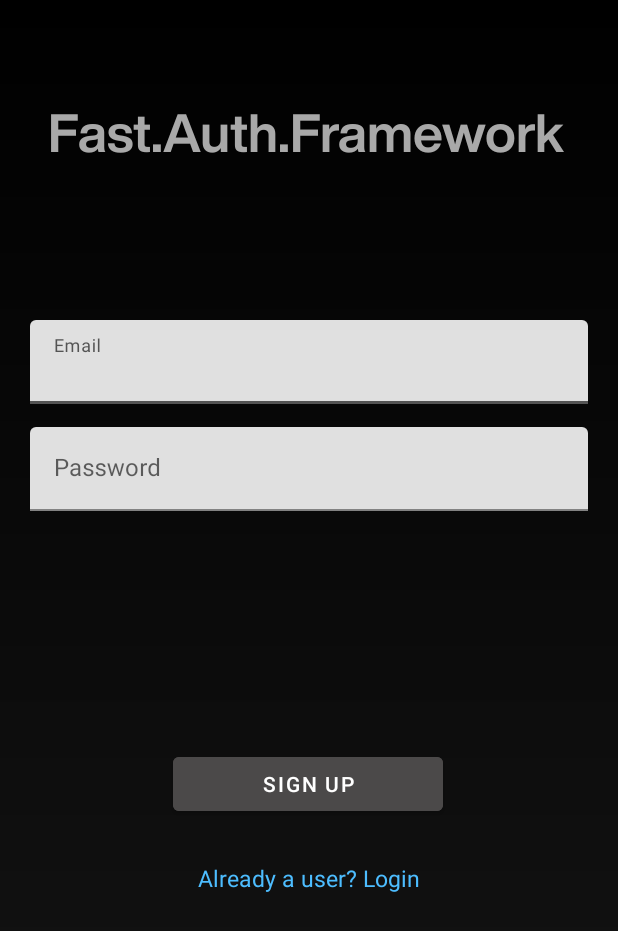
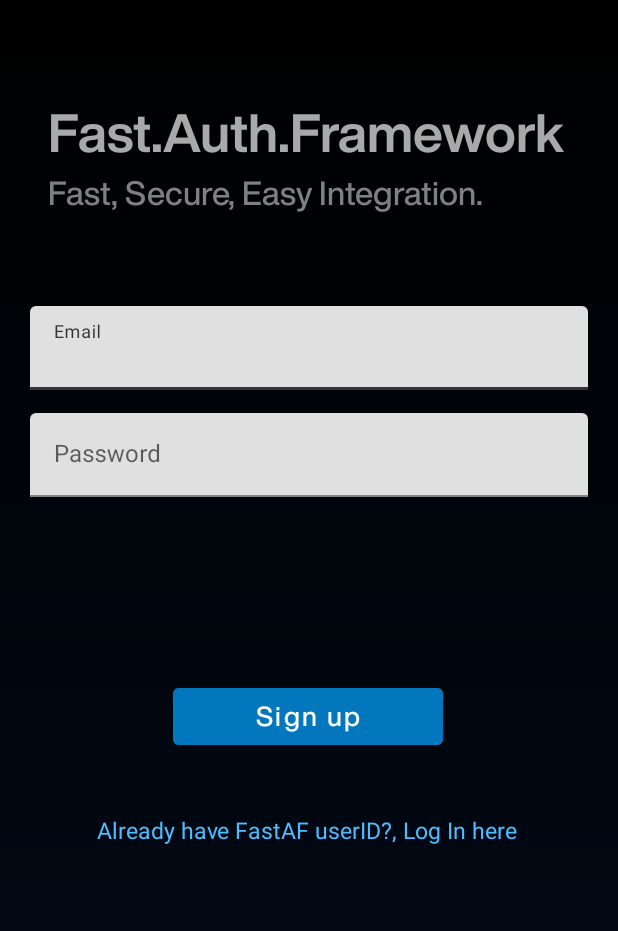
Before and after one commit to arpitmx/FastAF-Mobile, an Android app: the screen it shows after launch (AuthActivity), on a phone screen of 412 x 824 dp. Shown: the top 931 px of the screen. Run offline under Robolectric (Android 15) with nearby library versions, the phone set to English and light mode, and no system bars; our stand-ins replace Firebase (no records; nobody signed in at launch, a user with empty details on screens opened directly), Timber.

Commit message:
new updates

```diff
--- a/app/src/main/java/com/ncs/fastafmobile/AuthActivity.kt
+++ b/app/src/main/java/com/ncs/fastafmobile/AuthActivity.kt
@@ -69,9 +69,12 @@ class AuthActivity : AppCompatActivity() {
         binding.changeType.setOnClickListener{
             if (signup==true){
                 binding.nextButton.text = "Login"
+                binding.changeType.text = "Not have FastAF userID?, Sign In here"
                 signup = false
             }else {
                 binding.nextButton.text = "Sign Up"
+                binding.changeType.text = "Already have FastAF userID?, Log In here"
+
                 signup = true
             }}
 
--- /dev/null
+++ b/app/src/main/java/com/ncs/fastafmobile/UserData.kt
@@ -0,0 +1,4 @@
+package com.ncs.fastafmobile
+
+data class UserData(var siteName: Array<String>, var userEmail: Array<String>, var newRequest: Array<Int>) {
+}
--- a/app/src/main/res/anim/rotate_fadein.xml
+++ b/app/src/main/res/anim/rotate_fadein.xml
@@ -9,7 +9,7 @@
         android:interpolator="@android:anim/linear_interpolator"
         android:pivotX="50%"
         android:pivotY="50%"
-        android:repeatCount="2"
+        android:repeatCount="1"
         android:toDegrees="360" />
 
 
--- a/app/src/main/res/drawable-v24/gradient_two.xml
+++ b/app/src/main/res/drawable-v24/gradient_two.xml
@@ -2,6 +2,6 @@
 <shape xmlns:android = "http://schemas.android.com/apk/res/android">
     <gradient
         android:angle = "-90"
-        android:endColor = "#161616"
+        android:endColor = "#010B1A"
         android:startColor = "@color/black" />
 </shape>
--- /dev/null
+++ b/app/src/main/res/drawable/ic_baseline_lock_open_24.xml
@@ -0,0 +1,5 @@
+<vector android:height="24dp" android:tint="#000000"
+    android:viewportHeight="24" android:viewportWidth="24"
+    android:width="24dp" xmlns:android="http://schemas.android.com/apk/res/android">
+    <path android:fillColor="@android:color/white" android:pathData="M12,17c1.1,0 2,-0.9 2,-2s-0.9,-2 -2,-2 -2,0.9 -2,2 0.9,2 2,2zM18,8h-1L17,6c0,-2.76 -2.24,-5 -5,-5S7,3.24 7,6h1.9c0,-1.71 1.39,-3.1 3.1,-3.1 1.71,0 3.1,1.39 3.1,3.1v2L6,8c-1.1,0 -2,0.9 -2,2v10c0,1.1 0.9,2 2,2h12c1.1,0 2,-0.9 2,-2L20,10c0,-1.1 -0.9,-2 -2,-2zM18,20L6,20L6,10h12v10z"/>
+</vector>
--- a/app/src/main/res/layout/activity_auth.xml
+++ b/app/src/main/res/layout/activity_auth.xml
@@ -7,11 +7,11 @@
     android:background="@drawable/gradient_two"
     tools:context=".AuthActivity">
 
-    <androidx.constraintlayout.widget.ConstraintLayout
+    <androidx.appcompat.widget.LinearLayoutCompat
         android:id="@+id/linearLayout"
         android:layout_width="match_parent"
         android:layout_height="wrap_content"
-        android:orientation="horizontal"
+        android:orientation="vertical"
         app:layout_constraintEnd_toEndOf="parent"
         app:layout_constraintStart_toStartOf="parent"
         app:layout_constraintTop_toTopOf="parent">
@@ -31,23 +31,37 @@
             app:layout_constraintStart_toStartOf="parent"
             app:layout_constraintTop_toTopOf="parent" />
 
-    </androidx.constraintlayout.widget.ConstraintLayout>
+        <TextView
+            android:id="@+id/tv_subtitle"
+            android:layout_width="wrap_content"
+            android:layout_height="wrap_content"
+            android:layout_marginStart="32dp"
+            android:fontFamily="@font/hmed"
+            android:text="Fast, Secure, Easy Integration."
+            android:textColor="#808080"
+            android:textSize="22sp"
+            app:layout_constraintStart_toStartOf="parent"
+            app:layout_constraintTop_toTopOf="parent" />
+
+
+    </androidx.appcompat.widget.LinearLayoutCompat>
 
     <com.google.android.material.textfield.TextInputLayout
         android:id="@+id/textField"
-        android:layout_width="match_parent"
+        android:layout_width="0dp"
         android:layout_height="wrap_content"
-        android:layout_marginTop="100dp"
-        app:layout_constraintTop_toBottomOf="@+id/linearLayout"
         android:layout_marginStart="20dp"
+        android:layout_marginTop="60dp"
         android:layout_marginEnd="20dp"
-        >
+        app:layout_constraintEnd_toEndOf="parent"
+        app:layout_constraintStart_toStartOf="parent"
+        app:layout_constraintTop_toBottomOf="@+id/linearLayout">
 
         <com.google.android.material.textfield.TextInputEditText
+            android:id="@+id/emailedit"
             android:layout_width="match_parent"
             android:layout_height="wrap_content"
             android:ems="10"
-            android:id="@+id/emailedit"
             android:hint="Email"
             android:inputType="textPersonName"
             android:textColorHint="#9A9998" />
@@ -55,14 +69,15 @@
 
     <com.google.android.material.textfield.TextInputLayout
         android:id="@+id/textPassword"
-        android:layout_width="match_parent"
+        android:layout_width="0dp"
         android:layout_height="wrap_content"
+        android:layout_marginStart="20dp"
         android:layout_marginTop="15dp"
+        android:layout_marginEnd="20dp"
         android:hint="Password"
-        android:layout_marginStart="20dp"
-        android:layout_marginEnd="20dp"
-        app:layout_constraintTop_toBottomOf="@+id/textField"
-       >
+        app:layout_constraintEnd_toEndOf="parent"
+        app:layout_constraintStart_toStartOf="parent"
+        app:layout_constraintTop_toBottomOf="@+id/textField">
 
         <com.google.android.material.textfield.TextInputEditText
             android:id="@+id/et_password"
@@ -78,9 +93,13 @@
         android:id="@+id/nextButton"
         android:layout_width="180dp"
         android:layout_height="wrap_content"
-        android:layout_marginBottom="28dp"
-        android:backgroundTint="#4b4949"
+        android:layout_marginBottom="40dp"
+        android:backgroundTint="@color/blue"
         android:text="Sign up"
+        android:textSize="18dp"
+        android:minHeight="50dp"
+        android:textAllCaps="false"
+        android:fontFamily="@font/hmed"
         app:layout_constraintBottom_toTopOf="@+id/changeType"
         app:layout_constraintEnd_toEndOf="parent"
         app:layout_constraintHorizontal_bias="0.497"
@@ -90,8 +109,8 @@
         android:id="@+id/changeType"
         android:layout_width="wrap_content"
         android:layout_height="wrap_content"
-        android:layout_marginBottom="228dp"
-        android:text="Already a user? Login"
+        android:layout_marginBottom="260dp"
+        android:text="Already have FastAF userID?, Log In here"
         android:textColor="@color/blue_logo"
         android:textSize="15dp"
         app:layout_constraintBottom_toBottomOf="parent"
@@ -101,15 +120,15 @@
 
     <ProgressBar
         android:id="@+id/progressBar"
-        android:visibility="gone"
         style="?android:attr/progressBarStyle"
         android:layout_width="wrap_content"
         android:layout_height="wrap_content"
         android:layout_marginBottom="96dp"
+        android:indeterminateTint="@color/blue_logo"
+        android:visibility="gone"
         app:layout_constraintBottom_toBottomOf="parent"
         app:layout_constraintEnd_toEndOf="@+id/changeType"
         app:layout_constraintHorizontal_bias="0.505"
-        android:indeterminateTint="@color/blue_logo"
         app:layout_constraintStart_toStartOf="@+id/changeType" />
 
 </androidx.constraintlayout.widget.ConstraintLayout>
--- a/app/src/main/res/values/colors.xml
+++ b/app/src/main/res/values/colors.xml
@@ -20,7 +20,7 @@
     <color name="blue">#0277BD</color>
     <color name="grey">#f2f3f4</color>
     <color name="grey2">#778899</color>
-    <color name="dark_bg">#545454</color>
+    <color name="dark_bg">#353535</color>
     <color name="white_100">#F8F8F8</color>
     <color name="blue_logo">#4DBDFF</color>
 
```
Also changed, not shown: app/build.gradle (+8 -1 lines), app/src/main/AndroidManifest.xml (+13 -5 lines), app/src/main/java/com/ncs/fastafmobile/APIService.kt (added, +20 -0 lines), app/src/main/java/com/ncs/fastafmobile/MainActivity.kt (+18 -5 lines), app/src/main/java/com/ncs/fastafmobile/TokenActivity.kt (added, +160 -0 lines), app/src/main/java/com/ncs/fastafmobile/adapter/RecyclerAdapter.kt (+32 -19 lines), app/src/main/res/drawable-v24/background_border.xml (+3 -5 lines), app/src/main/res/layout/accounts_bar.xml (added, +39 -0 lines), app/src/main/res/layout/activity_main.xml (+4 -3 lines), app/src/main/res/layout/activity_token.xml (added, +9 -0 lines), app/src/main/res/layout/item.xml (+21 -2 lines), app/src/main/res/drawable-v24/kk.png (added).
